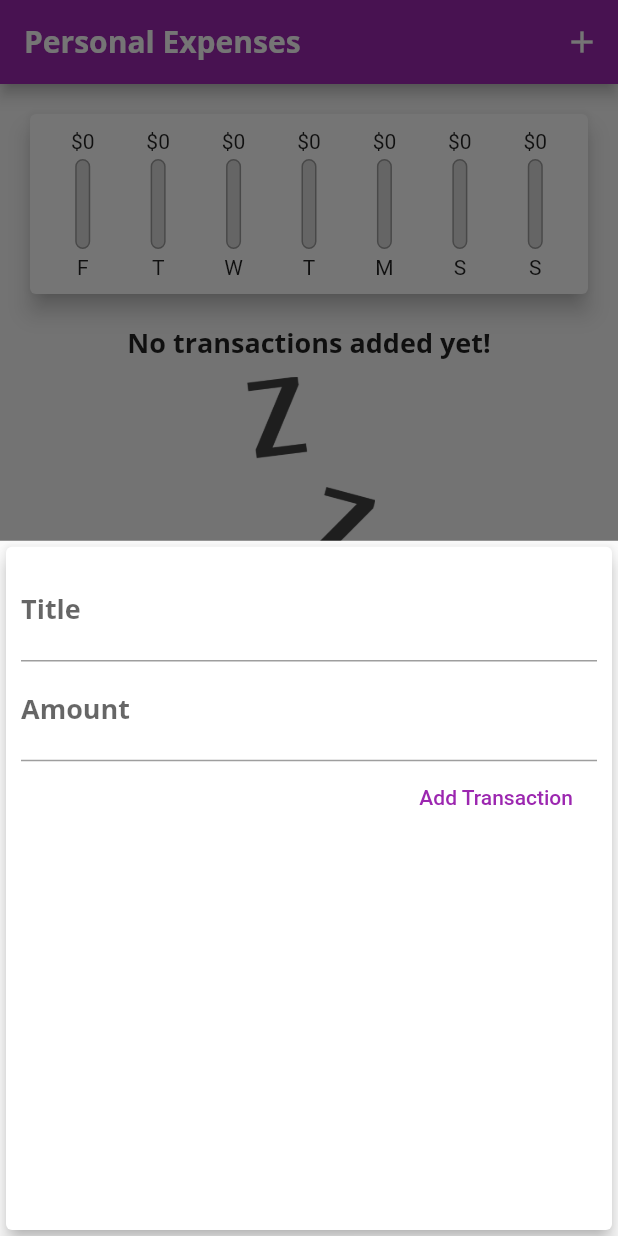
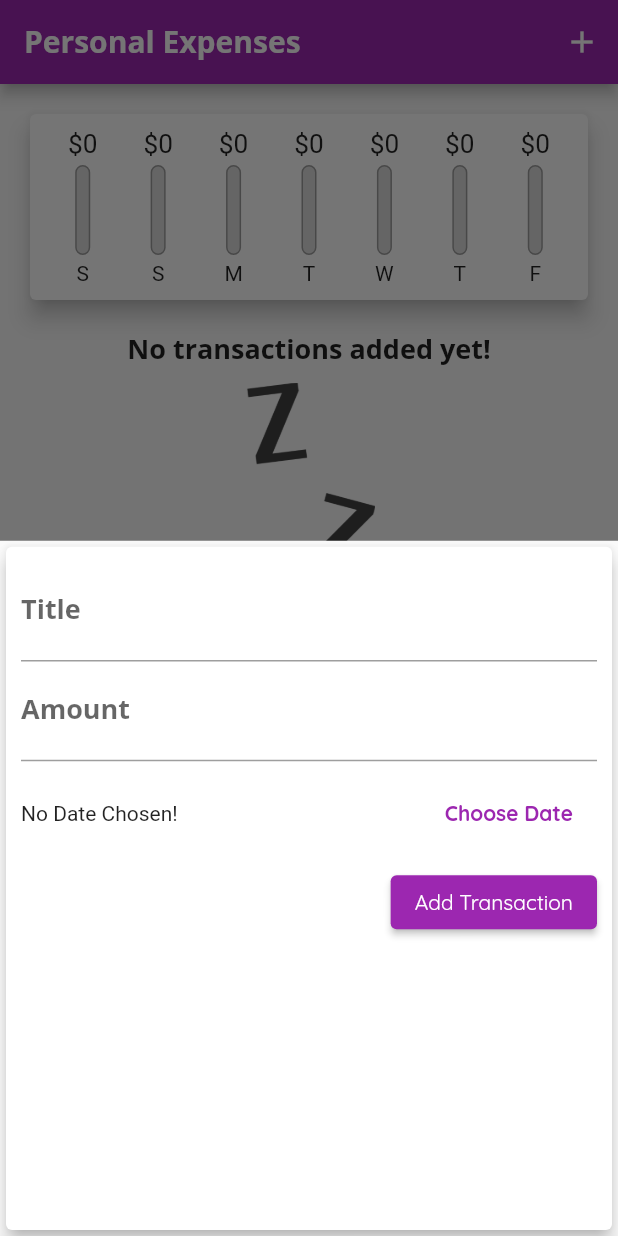
Before and after one commit to haohmaru3000/personal_expense, a Flutter app: the screen it shows after launch, after a tap on the "add" icon, on a phone screen of 412 x 824 dp. Run offline on Flutter 3.47's test engine with Material 2 defaults, Android fonts, the phone set to English and light mode, and no system bars; missing offline and left inert: dart:ffi.

Commit message:
Showing a date picker

```diff
--- a/lib/main.dart
+++ b/lib/main.dart
@@ -18,8 +18,11 @@
         textTheme: ThemeData.light().textTheme.copyWith(
               subtitle1: TextStyle(
                 fontFamily: 'OpenSans',
+                fontWeight: FontWeight.bold,
                 fontSize: 18,
-                fontWeight: FontWeight.bold,
+              ),
+              button: TextStyle(
+                color: Colors.white,
               ),
             ),
         appBarTheme: AppBarTheme(
--- a/lib/widgets/chart.dart
+++ b/lib/widgets/chart.dart
@@ -31,7 +31,7 @@
         'day': DateFormat.E().format(weekDay).substring(0, 1),
         'amount': totalSum
       };
-    });
+    }).reversed.toList();
   }
 
   double get totalSpending {
--- a/lib/widgets/chart_bar.dart
+++ b/lib/widgets/chart_bar.dart
@@ -13,8 +13,11 @@
   Widget build(BuildContext context) {
     return Column(
       children: <Widget>[
-        FittedBox(
-          child: Text('\$${spendingAmount.toStringAsFixed(0)}'),
+        Container(
+          height: 20,
+          child: FittedBox(
+            child: Text('\$${spendingAmount.toStringAsFixed(0)}'),
+          ),
         ),
         SizedBox(height: 4,),
         Container(
--- a/lib/widgets/new_transaction.dart
+++ b/lib/widgets/new_transaction.dart
@@ -1,4 +1,5 @@
 import 'package:flutter/material.dart';
+import 'package:intl/intl.dart';
 
 class NewTransaction extends StatefulWidget {
   final Function addTx;
@@ -10,24 +11,42 @@
 }
 
 class _NewTransactionState extends State<NewTransaction> {
-  final titleController = TextEditingController();
+  final _titleController = TextEditingController();
+  final _amountController = TextEditingController();
+  DateTime? _selectedDate;
 
-  final amountController = TextEditingController();
-
-  void submitData() {
-    final enteredTitle = titleController.text;
-    final enteredAmount = double.parse(amountController.text);
+  void _submitData() {
+    final enteredTitle = _titleController.text;
+    final enteredAmount = double.parse(_amountController.text);
 
     if (enteredTitle.isEmpty || enteredAmount <= 0) {
       return;
     }
 
-    widget.addTx( // widget helps us to access addTx property from another class
-      enteredTitle,
-      enteredAmount
-    );
+    widget.addTx(
+        // widget helps us to access addTx property from another class
+        enteredTitle,
+        enteredAmount);
 
     Navigator.of(context).pop();
+  }
+
+  void _presentDatePicker() {
+    showDatePicker(
+      context: context, // context is reffered to Class context
+      initialDate: DateTime.now(),
+      firstDate: DateTime(2019),
+      lastDate: DateTime.now(),
+    ).then((pickedDate) {
+      // Once the user choose a date
+      if (pickedDate == null) {
+        return;
+      }
+      setState(() {
+        _selectedDate = pickedDate;
+      });
+    });
+    print('...');
   }
 
   @override
@@ -41,25 +60,51 @@
           children: <Widget>[
             TextField(
               decoration: InputDecoration(labelText: 'Title'),
-              controller: titleController,
-              onSubmitted: (_) => submitData(),
+              controller: _titleController,
+              onSubmitted: (_) => _submitData(),
               // onChanged: (val) {
               //   titleInput = val;
               // },
             ),
             TextField(
               decoration: InputDecoration(labelText: 'Amount'),
-              controller: amountController,
+              controller: _amountController,
               keyboardType: TextInputType
                   .number, // TextInputType.numberWithOptions(decimal: true) for IOS
               onSubmitted: (_) =>
-                  submitData(), // _ means that it's not an important argument and we dont' need use it.
+                  _submitData(), // _ means that it's not an important argument and we dont' need use it.
               // onChanged: (val) => amountInput = val,
             ),
-            FlatButton(
+            Container(
+              height: 70,
+              child: Row(
+                children: <Widget>[
+                  Expanded(
+                    child: Text(
+                      _selectedDate == null
+                        ? 'No Date Chosen!'
+                        : 'Picked Date: ${DateFormat.yMd().format(_selectedDate!)}'),
+                  ),
+                  FlatButton(
+                    textColor: Theme.of(context).primaryColor,
+                    onPressed: _presentDatePicker,
+                    child: Text(
+                      'Choose Date',
+                      style: TextStyle(fontWeight: FontWeight.bold),
+                    ),
+                  ),
+                ],
+              ),
+            ),
+            ElevatedButton(
               child: Text('Add Transaction'),
-              textColor: Colors.purple,
-              onPressed: submitData,
+              style: ButtonStyle(
+                backgroundColor:
+                    MaterialStateProperty.all(Theme.of(context).primaryColor),
+                foregroundColor: MaterialStateProperty.all(
+                    Theme.of(context).textTheme.button!.color),
+              ),
+              onPressed: _submitData,
             ),
           ],
         ),
```
